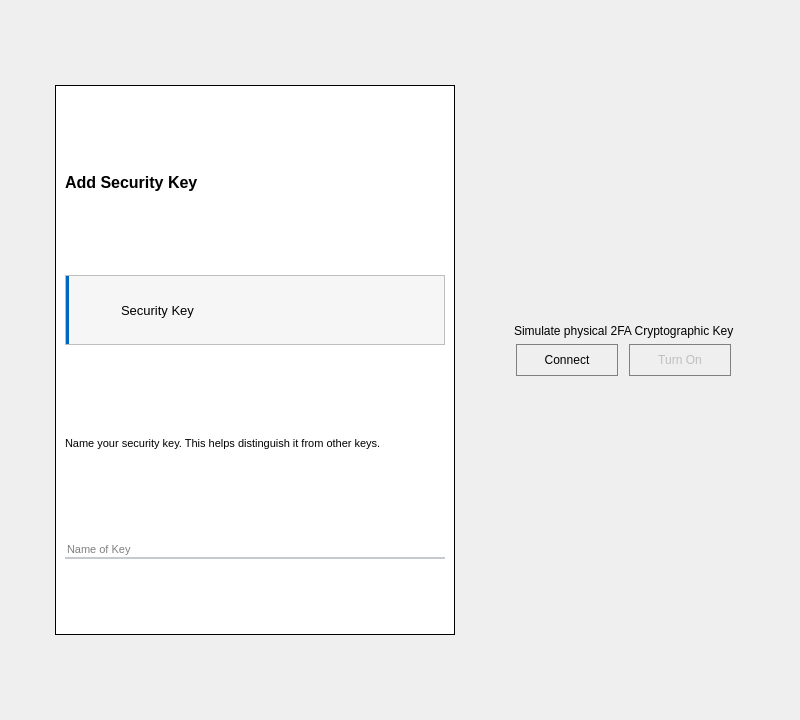
The window that src/views/register_views/twofa_key_view.ui (devforgely/MFA-Simulator) describes before a commit, drawn with Qt 5.
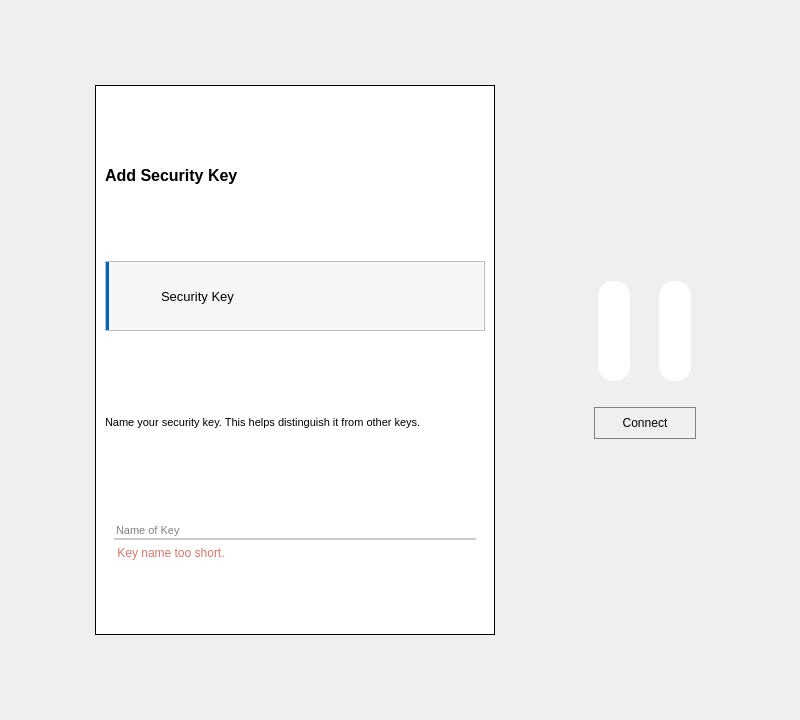
The same window after the commit. Icons and pictures are not drawn. Custom widgets are drawn as their Qt base class.

Diff of the .ui file:
```diff
--- a/src/views/register_views/twofa_key_view.ui
+++ b/src/views/register_views/twofa_key_view.ui
@@ -52,12 +52,30 @@
     border-bottom: 1.5px solid #0067c0;
 }
 
-#key_frame QPushButton {
+#connect_btn {
 	border: 1px solid gray;
 	height: 30px;
 	width: 100px;
 }
 
+#fp1_btn, #fp4_btn {
+	max-width: 80px;
+	height: 100px;
+	border: none;
+	background-color: #fff;
+	border-radius: 15%;
+}
+
+#fp1_btn:checked, #fp4_btn:checked {
+	border: 3px solid #4070f4;
+}
+
+#warning_label {
+	color: #d5786c;
+}
+
+
+
 </string>
   </property>
   <layout class="QHBoxLayout" name="horizontalLayout">
@@ -176,21 +194,46 @@
         </widget>
        </item>
        <item>
-        <widget class="QLineEdit" name="key_name_field">
-         <property name="font">
-          <font>
-           <pointsize>8</pointsize>
-          </font>
+        <widget class="QWidget" name="verticalWidget" native="true">
+         <property name="sizePolicy">
+          <sizepolicy hsizetype="Preferred" vsizetype="Maximum">
+           <horstretch>0</horstretch>
+           <verstretch>0</verstretch>
+          </sizepolicy>
          </property>
-         <property name="maxLength">
-          <number>32767</number>
-         </property>
-         <property name="frame">
-          <bool>false</bool>
-         </property>
-         <property name="placeholderText">
-          <string>Name of Key</string>
-         </property>
+         <layout class="QVBoxLayout" name="verticalLayout_4">
+          <item>
+           <widget class="QLineEdit" name="key_name_field">
+            <property name="font">
+             <font>
+              <pointsize>8</pointsize>
+             </font>
+            </property>
+            <property name="maxLength">
+             <number>36</number>
+            </property>
+            <property name="frame">
+             <bool>false</bool>
+            </property>
+            <property name="placeholderText">
+             <string>Name of Key</string>
+            </property>
+           </widget>
+          </item>
+          <item>
+           <widget class="QLabel" name="warning_label">
+            <property name="sizePolicy">
+             <sizepolicy hsizetype="Preferred" vsizetype="Maximum">
+              <horstretch>0</horstretch>
+              <verstretch>0</verstretch>
+             </sizepolicy>
+            </property>
+            <property name="text">
+             <string> Key name too short.</string>
+            </property>
+           </widget>
+          </item>
+         </layout>
         </widget>
        </item>
       </layout>
@@ -259,43 +302,54 @@
       <enum>QFrame::Raised</enum>
      </property>
      <layout class="QVBoxLayout" name="verticalLayout_2">
-      <item alignment="Qt::AlignHCenter">
-       <widget class="QLabel" name="label_2">
-        <property name="text">
-         <string>Simulate physical 2FA Cryptographic Key</string>
-        </property>
-       </widget>
-      </item>
       <item>
-       <layout class="QHBoxLayout" name="key_tool">
+       <layout class="QHBoxLayout" name="finger_container">
+        <property name="spacing">
+         <number>20</number>
+        </property>
         <item alignment="Qt::AlignHCenter">
-         <widget class="QPushButton" name="connect_btn">
+         <widget class="ShadowButton" name="fp1_btn">
           <property name="cursor">
            <cursorShape>PointingHandCursor</cursorShape>
           </property>
           <property name="text">
-           <string>Connect</string>
+           <string/>
           </property>
           <property name="icon">
            <iconset>
-            <normaloff>../../resources/icons/electric-cord-1.svg</normaloff>../../resources/icons/electric-cord-1.svg</iconset>
+            <normaloff>../../data/fingerprints/fp3.png</normaloff>../../data/fingerprints/fp3.png</iconset>
+          </property>
+          <property name="iconSize">
+           <size>
+            <width>70</width>
+            <height>100</height>
+           </size>
+          </property>
+          <property name="checkable">
+           <bool>true</bool>
           </property>
          </widget>
         </item>
         <item alignment="Qt::AlignHCenter">
-         <widget class="QPushButton" name="on_btn">
-          <property name="enabled">
-           <bool>false</bool>
-          </property>
+         <widget class="ShadowButton" name="fp4_btn">
           <property name="cursor">
            <cursorShape>PointingHandCursor</cursorShape>
           </property>
           <property name="text">
-           <string>Turn On</string>
+           <string/>
           </property>
           <property name="icon">
            <iconset>
-            <normaloff>../../resources/icons/power.svg</normaloff>../../resources/icons/power.svg</iconset>
+            <normaloff>../../data/fingerprints/fp4.png</normaloff>../../data/fingerprints/fp4.png</iconset>
+          </property>
+          <property name="iconSize">
+           <size>
+            <width>70</width>
+            <height>100</height>
+           </size>
+          </property>
+          <property name="checkable">
+           <bool>true</bool>
           </property>
          </widget>
         </item>
@@ -311,6 +365,20 @@
         </property>
        </widget>
       </item>
+      <item alignment="Qt::AlignHCenter">
+       <widget class="QPushButton" name="connect_btn">
+        <property name="cursor">
+         <cursorShape>PointingHandCursor</cursorShape>
+        </property>
+        <property name="text">
+         <string>Connect</string>
+        </property>
+        <property name="icon">
+         <iconset>
+          <normaloff>../../resources/icons/electric-cord-1.svg</normaloff>../../resources/icons/electric-cord-1.svg</iconset>
+        </property>
+       </widget>
+      </item>
      </layout>
     </widget>
    </item>
@@ -322,6 +390,11 @@
    <extends>QLabel</extends>
    <header location="global">widgets/clickables.h</header>
   </customwidget>
+  <customwidget>
+   <class>ShadowButton</class>
+   <extends>QPushButton</extends>
+   <header location="global">widgets/shadow.h</header>
+  </customwidget>
  </customwidgets>
  <resources/>
  <connections/>
```
